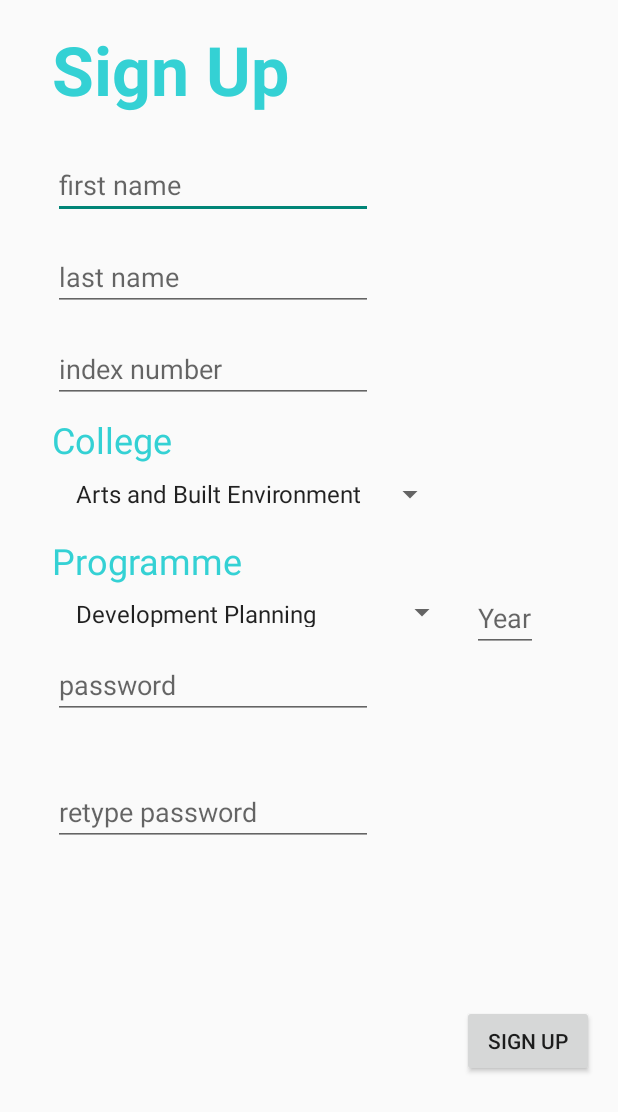
After one commit to ks-manu/Mannschaft_KNUST, an Android app: the SignUpActivity screen opened directly, with no data from a screen before it, on a phone screen of 412 x 824 dp. The commit adds this screen. Shown: the top 1112 px of the screen. Run offline under Robolectric (Android 15) with nearby library versions, the phone set to English and light mode, and no system bars; Roboto replaces fonts that are not available here.

Commit message:
sign up activity

```diff
--- a/android/app/src/main/AndroidManifest.xml
+++ b/android/app/src/main/AndroidManifest.xml
@@ -21,6 +21,10 @@
             android:name="preloaded_fonts"
             android:resource="@array/preloaded_fonts" />
 
+        <activity android:name=".SignUpActivity" />
+        <activity
+            android:name=".CoursesActivity"
+            android:label="@string/title_activity_courses"></activity>
     </application>
 
 </manifest>
--- /dev/null
+++ b/android/app/src/main/java/mannschaft_knust/classrep/SignUpActivity.java
@@ -0,0 +1,80 @@
+package mannschaft_knust.classrep;
+
+import android.content.Intent;
+import android.support.v7.app.AppCompatActivity;
+import android.os.Bundle;
+import android.view.View;
+import android.widget.AdapterView;
+import android.widget.ArrayAdapter;
+import android.widget.Spinner;
+
+import java.util.Comparator;
+
+public class SignUpActivity extends AppCompatActivity implements AdapterView.OnItemSelectedListener {
+
+    //string comparator for sorting array adapter(for both college and programme spinners)
+    private Comparator<CharSequence> stringComparator = new Comparator<CharSequence>(){
+        @Override
+        public int compare(CharSequence o1, CharSequence o2) {
+            return o1.toString().compareToIgnoreCase(o2.toString());
+        }
+    };
+
+    @Override
+    protected void onCreate(Bundle savedInstanceState) {
+        super.onCreate(savedInstanceState);
+        setContentView(R.layout.activity_sign_up);
+
+        //spinner and adapter for college options
+        Spinner collegesSpinner = findViewById(R.id.college_spinner);
+        ArrayAdapter<CharSequence> collegesAdapter = ArrayAdapter.createFromResource(this,
+                R.array.college_array, android.R.layout.simple_spinner_item);
+        collegesAdapter.sort(stringComparator);
+        collegesAdapter.setDropDownViewResource(android.R.layout.simple_spinner_dropdown_item);
+        collegesSpinner.setAdapter(collegesAdapter);
+        collegesSpinner.setOnItemSelectedListener(this);
+    }
+
+    public void onItemSelected(AdapterView<?> parent, View view, int pos, long id) {
+        String selectedCollege = (parent.getItemAtPosition(pos)).toString();
+
+        //spinner and adapter for programmes depending on selected college
+        Spinner programmeSpinner = findViewById(R.id.programme_spinner);
+        ArrayAdapter<CharSequence> programmesAdapter = new ArrayAdapter<>(this,
+                android.R.layout.simple_spinner_item);
+        switch (selectedCollege) {
+            case "Engineering":
+                programmesAdapter = ArrayAdapter.createFromResource(this,
+                        R.array.engineering_array, android.R.layout.simple_spinner_item);
+                break;
+            case "Science":
+                programmesAdapter = ArrayAdapter.createFromResource(this,
+                        R.array.science_array, android.R.layout.simple_spinner_item);
+                break;
+            case "Arts and Built Environment":
+                programmesAdapter = ArrayAdapter.createFromResource(this,
+                        R.array.art_and_built_environment_array, android.R.layout.simple_spinner_item);
+                break;
+        }
+        programmesAdapter.sort(new Comparator<CharSequence>() {
+            @Override
+            public int compare(CharSequence o1, CharSequence o2) {
+                return o1.toString().compareToIgnoreCase(o2.toString());
+            }
+        });
+        programmesAdapter.sort(stringComparator);
+        programmesAdapter.setDropDownViewResource(android.R.layout.simple_spinner_dropdown_item);
+        programmeSpinner.setAdapter(programmesAdapter);
+
+    }
+
+    public void onNothingSelected(AdapterView<?> parent) {
+        // Another interface callback
+    }
+
+    public void onClickSignUpButton(View signUpButton){
+
+        Intent signUpIntent = new Intent(this, CoursesActivity.class);
+        startActivity(signUpIntent);
+    }
+}
--- a/android/app/src/main/res/layout/activity_main_scene1.xml
+++ b/android/app/src/main/res/layout/activity_main_scene1.xml
@@ -32,7 +32,7 @@
         android:layout_marginEnd="8dp"
         android:layout_marginStart="8dp"
         android:text="@string/user_student"
-        android:onClick="sceneTransition"
+        android:onClick="onClickUserType"
         app:layout_constraintBottom_toBottomOf="parent"
         app:layout_constraintEnd_toEndOf="parent"
         app:layout_constraintHorizontal_bias="0.5"
@@ -46,7 +46,7 @@
         android:layout_marginEnd="8dp"
         android:layout_marginStart="8dp"
         android:layout_marginTop="8dp"
-        android:onClick="sceneTransition"
+        android:onClick="onClickUserType"
         android:text="@string/user_instructor"
         app:layout_constraintBottom_toTopOf="@+id/or"
         app:layout_constraintEnd_toEndOf="parent"
--- a/android/app/src/main/res/layout/activity_main_scene2.xml
+++ b/android/app/src/main/res/layout/activity_main_scene2.xml
@@ -58,6 +58,7 @@
         android:textAlignment="center"
         android:textColor="@color/colorPrimary"
         android:textStyle="bold"
+        android:onClick="onClickSignUpLink"
         app:layout_constraintBaseline_toBaselineOf="@+id/signInButton"
         app:layout_constraintEnd_toStartOf="@+id/signInButton"
         app:layout_constraintHorizontal_bias="0.145"
--- /dev/null
+++ b/android/app/src/main/res/layout/activity_sign_up.xml
@@ -0,0 +1,187 @@
+<?xml version="1.0" encoding="utf-8"?>
+<android.support.constraint.ConstraintLayout xmlns:android="http://schemas.android.com/apk/res/android"
+    xmlns:app="http://schemas.android.com/apk/res-auto"
+    xmlns:tools="http://schemas.android.com/tools"
+    android:layout_width="match_parent"
+    android:layout_height="match_parent"
+    tools:context="mannschaft_knust.classrep.SignUpActivity">
+
+    <TextView
+        android:id="@+id/sign_up_header"
+        android:layout_width="wrap_content"
+        android:layout_height="wrap_content"
+        android:layout_marginEnd="8dp"
+        android:layout_marginStart="8dp"
+        android:layout_marginTop="16dp"
+        android:text="@string/sign_up"
+        android:textAppearance="@style/TextAppearance.AppCompat.Display2"
+        android:textColor="@color/colorPrimary"
+        android:textStyle="bold"
+        app:layout_constraintEnd_toEndOf="parent"
+        app:layout_constraintHorizontal_bias="0.112"
+        app:layout_constraintStart_toStartOf="parent"
+        app:layout_constraintTop_toTopOf="parent" />
+
+    <EditText
+        android:id="@+id/first_name_input"
+        android:layout_width="wrap_content"
+        android:layout_height="wrap_content"
+        android:layout_marginEnd="8dp"
+        android:layout_marginStart="8dp"
+        android:layout_marginTop="24dp"
+        android:ems="10"
+        android:hint="@string/first_name"
+        android:inputType="textPersonName"
+        app:layout_constraintEnd_toEndOf="parent"
+        app:layout_constraintHorizontal_bias="0.148"
+        app:layout_constraintStart_toStartOf="parent"
+        app:layout_constraintTop_toBottomOf="@+id/sign_up_header" />
+
+    <EditText
+        android:id="@+id/last_name_input"
+        android:layout_width="wrap_content"
+        android:layout_height="wrap_content"
+        android:layout_marginEnd="8dp"
+        android:layout_marginStart="8dp"
+        android:layout_marginTop="16dp"
+        android:ems="10"
+        android:hint="@string/last_name"
+        android:inputType="textPersonName"
+        app:layout_constraintEnd_toEndOf="parent"
+        app:layout_constraintHorizontal_bias="0.148"
+        app:layout_constraintStart_toStartOf="parent"
+        app:layout_constraintTop_toBottomOf="@+id/first_name_input" />
+
+    <EditText
+        android:id="@+id/index_number_input"
+        android:layout_width="wrap_content"
+        android:layout_height="wrap_content"
+        android:layout_marginEnd="8dp"
+        android:layout_marginStart="8dp"
+        android:layout_marginTop="16dp"
+        android:ems="10"
+        android:hint="@string/student_id"
+        android:inputType="number"
+        app:layout_constraintEnd_toEndOf="parent"
+        app:layout_constraintHorizontal_bias="0.148"
+        app:layout_constraintStart_toStartOf="parent"
+        app:layout_constraintTop_toBottomOf="@+id/last_name_input" />
+
+    <Spinner
+        android:id="@+id/college_spinner"
+        android:layout_width="wrap_content"
+        android:layout_height="wrap_content"
+        android:layout_marginEnd="8dp"
+        android:layout_marginStart="8dp"
+        android:layout_marginTop="8dp"
+        app:layout_constraintEnd_toEndOf="parent"
+        app:layout_constraintHorizontal_bias="0.0"
+        app:layout_constraintStart_toStartOf="@+id/college_label"
+        app:layout_constraintTop_toBottomOf="@+id/college_label" />
+
+    <TextView
+        android:id="@+id/college_label"
+        android:layout_width="wrap_content"
+        android:layout_height="wrap_content"
+        android:layout_marginEnd="8dp"
+        android:layout_marginStart="8dp"
+        android:layout_marginTop="8dp"
+        android:labelFor="@+id/college_spinner"
+        android:text="@string/college"
+        android:textAppearance="@style/TextAppearance.AppCompat.Headline"
+        android:textColor="@color/colorPrimary"
+        app:layout_constraintEnd_toEndOf="parent"
+        app:layout_constraintHorizontal_bias="0.085"
+        app:layout_constraintStart_toStartOf="parent"
+        app:layout_constraintTop_toBottomOf="@+id/index_number_input" />
+
+    <TextView
+        android:id="@+id/programme_label"
+        android:layout_width="wrap_content"
+        android:layout_height="wrap_content"
+        android:layout_marginEnd="8dp"
+        android:layout_marginStart="32dp"
+        android:layout_marginTop="16dp"
+        android:labelFor="@+id/programme_spinner"
+        android:text="@string/programme"
+        android:textAppearance="@style/TextAppearance.AppCompat.Headline"
+        android:textColor="@color/colorPrimary"
+        app:layout_constraintEnd_toEndOf="parent"
+        app:layout_constraintHorizontal_bias="0.012"
+        app:layout_constraintStart_toStartOf="parent"
+        app:layout_constraintTop_toBottomOf="@+id/college_spinner" />
+
+    <Spinner
+        android:id="@+id/programme_spinner"
+        android:layout_width="wrap_content"
+        android:layout_height="20dp"
+        android:layout_marginStart="8dp"
+        android:layout_marginTop="8dp"
+        app:layout_constraintStart_toStartOf="@+id/programme_label"
+        app:layout_constraintTop_toBottomOf="@+id/programme_label" />
+
+    <EditText
+        android:id="@+id/password_input"
+        android:layout_width="wrap_content"
+        android:layout_height="wrap_content"
+        android:layout_marginEnd="8dp"
+        android:layout_marginStart="8dp"
+        android:layout_marginTop="16dp"
+        android:ems="10"
+        android:hint="@string/password"
+        android:inputType="textPassword"
+        app:layout_constraintEnd_toEndOf="parent"
+        app:layout_constraintHorizontal_bias="0.148"
+        app:layout_constraintStart_toStartOf="parent"
+        app:layout_constraintTop_toBottomOf="@+id/programme_spinner" />
+
+    <EditText
+        android:id="@+id/retype_password_input"
+        android:layout_width="wrap_content"
+        android:layout_height="wrap_content"
+        android:layout_marginEnd="8dp"
+        android:layout_marginStart="8dp"
+        android:layout_marginTop="8dp"
+        android:ems="10"
+        android:hint="@string/retype_password"
+        android:inputType="textPassword"
+        app:layout_constraintBottom_toBottomOf="parent"
+        app:layout_constraintEnd_toEndOf="parent"
+        app:layout_constraintHorizontal_bias="0.148"
+        app:layout_constraintStart_toStartOf="parent"
+        app:layout_constraintTop_toBottomOf="@+id/password_input"
+        app:layout_constraintVertical_bias="0.107" />
+
+    <Button
+        android:id="@+id/sign_up_button"
+        android:layout_width="wrap_content"
+        android:layout_height="wrap_content"
+        android:layout_marginBottom="8dp"
+        android:layout_marginEnd="8dp"
+        android:layout_marginStart="8dp"
+        android:layout_marginTop="8dp"
+        android:text="@string/sign_up"
+        android:onClick="onClickSignUpButton"
+        app:layout_constraintBottom_toBottomOf="parent"
+        app:layout_constraintEnd_toEndOf="parent"
+        app:layout_constraintHorizontal_bias="0.973"
+        app:layout_constraintStart_toStartOf="parent"
+        app:layout_constraintTop_toBottomOf="@+id/retype_password_input" />
+
+    <EditText
+        android:id="@+id/year_input"
+        android:layout_width="44dp"
+        android:layout_height="wrap_content"
+        android:layout_marginBottom="8dp"
+        android:layout_marginEnd="8dp"
+        android:layout_marginStart="8dp"
+        android:ems="10"
+        android:hint="@string/year"
+        android:inputType="number"
+        app:layout_constraintBottom_toBottomOf="@+id/programme_spinner"
+        app:layout_constraintEnd_toEndOf="parent"
+        app:layout_constraintHorizontal_bias="0.023"
+        app:layout_constraintStart_toEndOf="@+id/programme_spinner"
+        app:layout_constraintTop_toTopOf="@+id/programme_spinner"
+        app:layout_constraintVertical_bias="0.272" />
+</android.support.constraint.ConstraintLayout>
--- /dev/null
+++ b/android/app/src/main/res/values/colleges.xml
@@ -0,0 +1,24 @@
+<?xml version="1.0" encoding="utf-8"?>
+<resources>
+    <string-array name="college_array">
+        <item>Engineering</item>
+        <item>Science</item>
+        <item>Arts and Built Environment</item>
+    </string-array>
+
+    <string-array name="science_array">
+        <item>Computer</item>
+        <item>Actuarial</item>
+    </string-array>
+
+    <string-array name="art_and_built_environment_array">
+        <item>Human Settlement Planning</item>
+        <item>Development Planning</item>
+    </string-array>
+
+    <string-array name="engineering_array">
+        <item>Computer</item>
+        <item>Biomedical</item>
+        <item>Electrical</item>
+    </string-array>
+</resources>
--- /dev/null
+++ b/android/app/src/main/res/values/dimens.xml
@@ -0,0 +1,5 @@
+<resources>
+    <!-- Default screen margins, per the Android Design guidelines. -->
+    <dimen name="activity_horizontal_margin">16dp</dimen>
+    <dimen name="activity_vertical_margin">16dp</dimen>
+</resources>
--- a/android/app/src/main/res/values/strings.xml
+++ b/android/app/src/main/res/values/strings.xml
@@ -8,6 +8,14 @@
     <string name="sign_in">Sign In</string>
     <string name="sign_up">Sign Up</string>
     <string name="instructor_id">techmail</string>
-    <string name="student_id">username</string>
+    <string name="student_id">index number</string>
     <string name="password">password</string>
+    <string name="first_name">first name</string>
+    <string name="last_name">last name</string>
+    <string name="college">College</string>
+    <string name="programme">Programme</string>
+    <string name="year">Year</string>
+    <string name="retype_password">retype password</string>
+    <string name="title_activity_courses">CoursesActivity</string>
+    <string name="title_home">Home</string>
 </resources>
```
Also changed, not shown: android/app/src/main/java/mannschaft_knust/classrep/CoursesActivity.java (added, +44 -0 lines), android/app/src/main/java/mannschaft_knust/classrep/MainActivity.java (+19 -8 lines), android/app/src/main/res/drawable/ic_dashboard_black_24dp.xml (added, +9 -0 lines), android/app/src/main/res/drawable/ic_home_black_24dp.xml (added, +9 -0 lines), android/app/src/main/res/drawable/ic_notifications_black_24dp.xml (added, +9 -0 lines), android/app/src/main/res/layout/activity_courses.xml (added, +33 -0 lines), android/app/src/main/res/menu/navigation.xml (added, +19 -0 lines).
